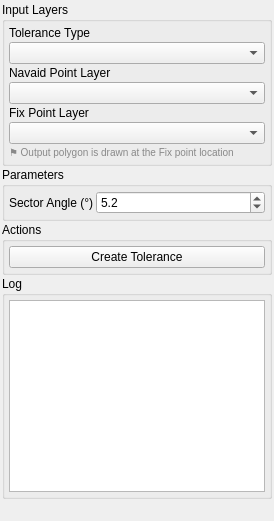
Before: the Qt Designer form Q_Pansopy/ui/conv/qpansopy_dme_tolerance_dockwidget.ui in FLYGHT7/qpansopy, drawn with Qt 5.
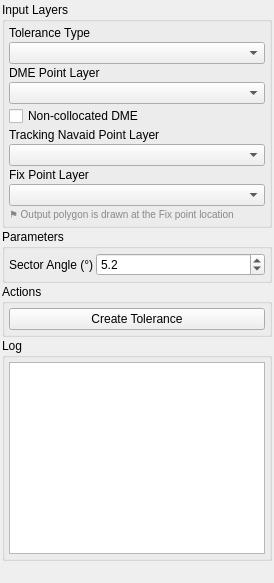
After: the same form once the commit is applied. Custom widgets are drawn as their Qt base class.

Commit message: Implement non-collocated DME tolerance functionality with separate tracking station support; update UI and add integration tests

Patch:
```diff
--- a/Q_Pansopy/ui/conv/qpansopy_dme_tolerance_dockwidget.ui
+++ b/Q_Pansopy/ui/conv/qpansopy_dme_tolerance_dockwidget.ui
@@ -60,7 +60,7 @@
        <item>
         <widget class="QLabel" name="pointLayerLabel">
          <property name="text">
-          <string>Navaid Point Layer</string>
+          <string>DME Point Layer</string>
          </property>
         </widget>
        </item>
@@ -74,6 +74,33 @@
          </property>
         </widget>
        </item>
+       <item>
+        <widget class="QCheckBox" name="nonCollocatedDmeCheckBox">
+         <property name="text">
+          <string>Non-collocated DME</string>
+         </property>
+         <property name="toolTip">
+          <string>Use a separate tracking station for the sector. Requires a projected map CRS in metres and a divergence at the fix of no more than 23°.</string>
+         </property>
+        </widget>
+       </item>
+       <item>
+        <widget class="QLabel" name="trackingLayerLabel">
+         <property name="text">
+          <string>Tracking Navaid Point Layer</string>
+         </property>
+        </widget>
+       </item>
+       <item>
+        <widget class="QgsMapLayerComboBox" name="trackingLayerComboBox">
+         <property name="sizePolicy">
+          <sizepolicy hsizetype="Expanding" vsizetype="Fixed">
+           <horstretch>0</horstretch>
+           <verstretch>0</verstretch>
+          </sizepolicy>
+         </property>
+        </widget>
+       </item>
        <item>
         <widget class="QLabel" name="fixLayerLabel">
          <property name="text">
```
The commit also changes 5 other files.
